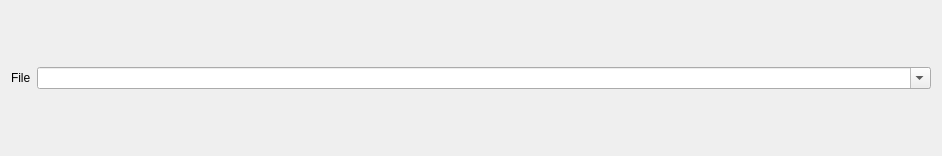
Above: navigator.ui from ropez/textlite before the change. Below: the same form after it.
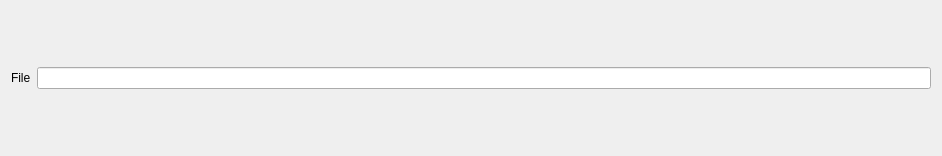
That is the form after the change.

Commit message: File selector autocompletes absolute paths

The edit to the form file:
```diff
--- a/navigator.ui
+++ b/navigator.ui
@@ -22,16 +22,13 @@
     </widget>
    </item>
    <item>
-    <widget class="QComboBox" name="comboBox">
+    <widget class="QLineEdit" name="comboBox">
      <property name="sizePolicy">
       <sizepolicy hsizetype="Expanding" vsizetype="Fixed">
        <horstretch>0</horstretch>
        <verstretch>0</verstretch>
       </sizepolicy>
      </property>
-     <property name="editable">
-      <bool>true</bool>
-     </property>
     </widget>
    </item>
   </layout>
```
The commit also changes 2 other files.
